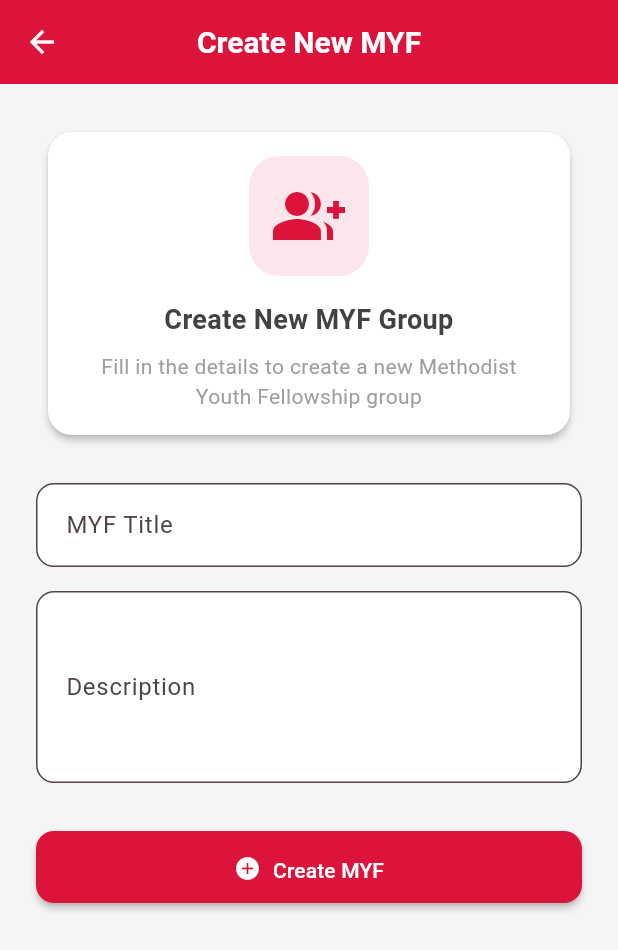
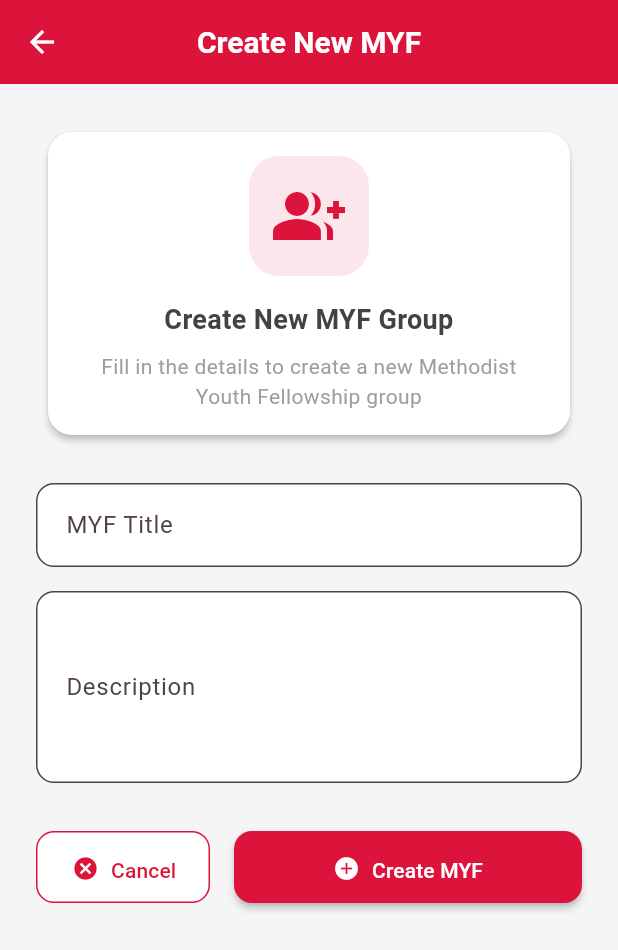
Before and after one commit to SwitU7Ronald/myf_connect, a Flutter app: the MyfsCreatePage screen opened directly, on a phone screen of 412 x 824 dp. Shown: the top 950 px of the screen. Run offline on Flutter 3.47's test engine with Material 3 defaults, Android fonts, the light colour scheme and no system bars; our stand-ins replace cloud_firestore, firebase_auth, firebase_core, google_sign_in; accounts and stored records are empty; generated files the repository leaves out were written again.

Commit message:
feat: Standardize UI with MethodistTheme and custom widgets
- Updated camps and MYF creation pages
- Applied consistent theming across admin pages
- Replaced raw Flutter widgets with custom components
- Enhanced UI consistency and user experience

```diff
--- a/lib/pages/admin/myfs_manage/myfs_create_page.dart
+++ b/lib/pages/admin/myfs_manage/myfs_create_page.dart
@@ -120,13 +120,32 @@ class _MyfsCreatePageState extends State<MyfsCreatePage> {
 
                 SizedBox(height: MethodistTheme.spacingXL),
 
-                PrimaryButton(
-                  label: 'Create MYF',
-                  onPressed: _saveMyf,
-                  loading: _loading,
-                  fullWidth: true,
-                  icon: Icons.add_circle,
+                // Action Buttons Row
+                Row(
+                  children: [
+                    Expanded(
+                      child: PrimaryButton.secondary(
+                        label: 'Cancel',
+                        onPressed: _loading ? null : () => Navigator.pop(context),
+                        fullWidth: true,
+                        icon: Icons.cancel,
+                      ),
+                    ),
+                    SizedBox(width: MethodistTheme.spacingM),
+                    Expanded(
+                      flex: 2,
+                      child: PrimaryButton(
+                        label: 'Create MYF',
+                        onPressed: _saveMyf,
+                        loading: _loading,
+                        fullWidth: true,
+                        icon: Icons.add_circle,
+                      ),
+                    ),
+                  ],
                 ),
+
+                SizedBox(height: MethodistTheme.spacingL),
               ],
             ),
           ),
--- a/lib/pages/home/credit_page.dart
+++ b/lib/pages/home/credit_page.dart
@@ -1,3 +1,4 @@
+// ./lib/pages/home/credit_page.dart
 import 'package:flutter/material.dart';
 import 'package:firebase_auth/firebase_auth.dart';
 import '../../app/app_router.dart';
```
Also changed, not shown: lib/pages/admin/camps_manage/camps_create_page.dart (+21 -21 lines).
